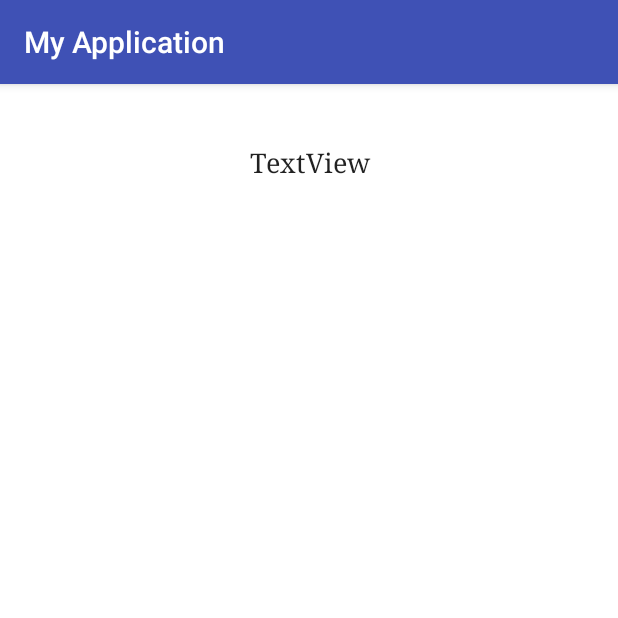
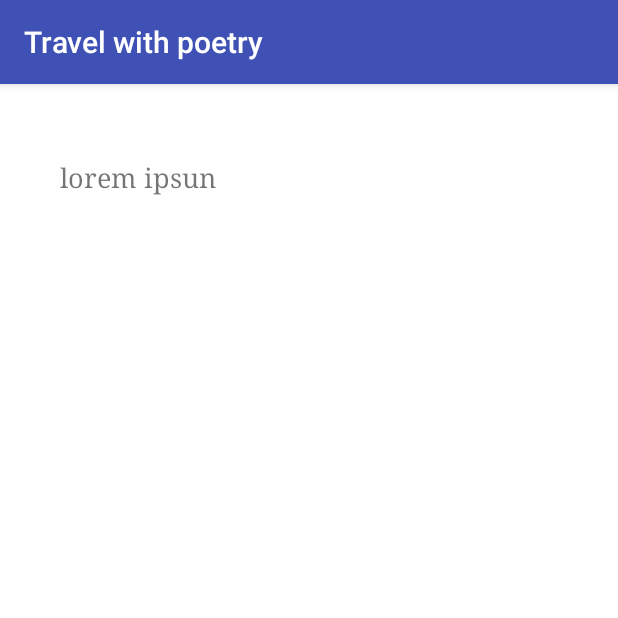
Before and after one commit to kukas/poems, an Android app: the PoemActivity screen opened directly, with no data from a screen before it, on a phone screen of 412 x 824 dp, the top half of it. Run offline under Robolectric (Android 15) with nearby library versions, the light colour scheme and no system bars; 1 statement that could not run was skipped.

Commit message:
poem scrolling

```diff
--- a/app/src/main/java/com/example/jirka/myapplication/PoemActivity.java
+++ b/app/src/main/java/com/example/jirka/myapplication/PoemActivity.java
@@ -1,5 +1,6 @@
 package com.example.jirka.myapplication;
 
+import android.app.ActionBar;
 import android.support.v7.app.AppCompatActivity;
 import android.os.Bundle;
 import android.widget.TextView;
@@ -23,6 +24,9 @@ public class PoemActivity extends AppCompatActivity {
     protected void onCreate(Bundle savedInstanceState) {
         super.onCreate(savedInstanceState);
         setContentView(R.layout.activity_poem);
+/*
+        ActionBar actionBar = getActionBar();
+        actionBar.setHomeButtonEnabled(true);*/
 
         TextView textView = (TextView) findViewById(R.id.textView);
         textView.setText(activePoem.name + "\n" + activePoem.author + "\n\n" +  activePoem.text);
--- a/app/src/main/res/layout/activity_poem.xml
+++ b/app/src/main/res/layout/activity_poem.xml
@@ -7,20 +7,41 @@
     android:background="@android:color/background_light"
     tools:context="com.example.jirka.myapplication.PoemActivity">
 
+    <LinearLayout xmlns:android="http://schemas.android.com/apk/res/android"
+        android:layout_width="fill_parent"
+        android:layout_height="fill_parent"
+        android:orientation="vertical"
+        tools:layout_editor_absoluteY="1dp">
+
+        <ScrollView
+            android:id="@+id/SCROLLER_ID"
+            android:layout_width="fill_parent"
+            android:layout_height="wrap_content"
+            android:fillViewport="true"
+            android:scrollbars="vertical">
+
+            <android.support.constraint.ConstraintLayout
+                android:layout_width="match_parent"
+                android:layout_height="wrap_content">
+
                 <TextView
                     android:id="@+id/textView"
-        android:layout_width="327dp"
-        android:layout_height="208dp"
-        android:layout_marginLeft="8dp"
-        android:layout_marginRight="8dp"
-        android:layout_marginTop="40dp"
+                    android:layout_width="0dp"
+                    android:layout_height="wrap_content"
+                    android:layout_marginLeft="40dp"
+                    android:layout_marginRight="40dp"
+                    android:layout_marginTop="50dp"
+                    android:layout_weight="1.0"
                     android:fontFamily="serif"
-        android:text="TextView"
-        android:textAlignment="center"
-        android:textAppearance="@android:style/TextAppearance.Material.Body1"
+                    android:text="lorem ipsun"
                     android:textSize="18sp"
-        app:layout_constraintHorizontal_bias="0.512"
                     app:layout_constraintLeft_toLeftOf="parent"
                     app:layout_constraintRight_toRightOf="parent"
-        app:layout_constraintTop_toTopOf="parent" />
+                    app:layout_constraintTop_toTopOf="parent"
+                    app:layout_constraintHorizontal_bias="0.0"
+                    app:layout_constraintBottom_toBottomOf="parent"
+                    android:layout_marginBottom="50dp" />
             </android.support.constraint.ConstraintLayout>
+        </ScrollView>
+    </LinearLayout>
+</android.support.constraint.ConstraintLayout>
--- a/app/src/main/res/values/strings.xml
+++ b/app/src/main/res/values/strings.xml
@@ -1,4 +1,4 @@
 <resources>
-    <string name="app_name">My Application</string>
+    <string name="app_name">Travel with poetry</string>
     <string name="title_activity_maps">Map</string>
 </resources>
```
Lines whose indentation alone changed are shown as unchanged.
